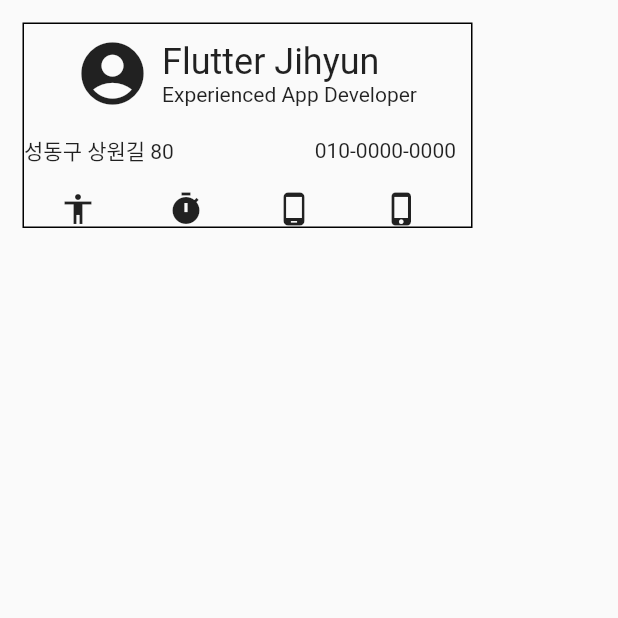
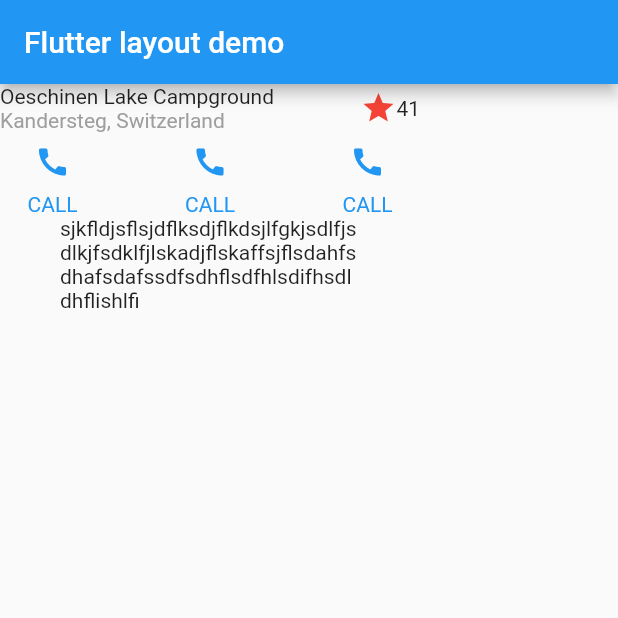
Before and after one commit to ji-hyun219/flutter_practice, a Flutter app: the screen it shows after launch, on a phone screen of 412 x 824 dp, the top half of it. Run offline on Flutter 3.47's test engine with Material 2 defaults, Android fonts, the phone set to English and light mode, and no system bars.

Commit message:
feat(BuildingLayouts): my work

```diff
--- a/lib/main.dart
+++ b/lib/main.dart
@@ -1,6 +1,7 @@
 import 'package:flutter/material.dart';
 import 'package:my_app/screen/home_screen.dart';
 import 'package:my_app/screen/business_card.dart';
+import 'package:my_app/screen/building_layouts.dart';
 // project_name/lib 경로를 기준으로 설정한다.
 
 void main() {
@@ -8,7 +9,7 @@ void main() {
     // runApp 다음에는 항상 MaterialApp 이 들어가야 한다.
     MaterialApp(
       debugShowCheckedModeBanner: false,
-      home: BusinessCard(),
+      home: BuildingLayouts(),
     ),
   );
 }
--- /dev/null
+++ b/lib/screen/building_layouts.dart
@@ -0,0 +1,83 @@
+import 'package:flutter/material.dart';
+
+class BuildingLayouts extends StatelessWidget {
+  const BuildingLayouts({Key? key}) : super(key: key);
+
+  @override
+  Widget build(BuildContext context) {
+    return Scaffold(
+      appBar: AppBar(
+        title: const Text('Flutter layout demo'),
+      ),
+      body: Container(
+          child: Column(
+              crossAxisAlignment: CrossAxisAlignment.center,
+              children: [const TitleWidget(), ButtonSection(), TextBox()])),
+    );
+  }
+
+  Container TextBox() {
+    return Container(
+        width: 200,
+        child: Text(
+            'sjkfldjsflsjdflksdjflkdsjlfgkjsdlfjsdlkjfsdklfjlskadjflskaffsjflsdahfsdhafsdafssdfsdhflsdfhlsdifhsdldhflishlfi'));
+  }
+
+  Container ButtonSection() {
+    return Container(
+      width: 250,
+      child: Row(mainAxisAlignment: MainAxisAlignment.spaceBetween, children: [
+        Column(children: [
+          Padding(
+              padding: EdgeInsets.all(8.0),
+              child: Icon(Icons.call, color: Colors.blue)),
+          Text('CALL', style: TextStyle(color: Colors.blue))
+        ]),
+        Column(children: [
+          Padding(
+              padding: EdgeInsets.all(8.0),
+              child: Icon(Icons.call, color: Colors.blue)),
+          Text('CALL', style: TextStyle(color: Colors.blue))
+        ]),
+        Column(children: [
+          Padding(
+              padding: EdgeInsets.all(8.0),
+              child: Icon(Icons.call, color: Colors.blue)),
+          Text('CALL', style: TextStyle(color: Colors.blue))
+        ]),
+      ]),
+    );
+  }
+}
+
+class TitleWidget extends StatelessWidget {
+  const TitleWidget({
+    Key? key,
+  }) : super(key: key);
+
+  @override
+  Widget build(BuildContext context) {
+    return Container(
+      width: 280,
+      child: Row(
+        children: [
+          Expanded(
+            child: Column(
+              mainAxisSize: MainAxisSize.min,
+              crossAxisAlignment: CrossAxisAlignment.start,
+              children: [
+                Text('Oeschinen Lake Campground'),
+                Text(
+                  'Kandersteg, Switzerland',
+                  style: TextStyle(color: Colors.grey),
+                ),
+              ],
+            ),
+          ),
+          Icon(Icons.star, color: Colors.red),
+          Text('41'),
+        ],
+      ),
+    );
+  }
+}
```
